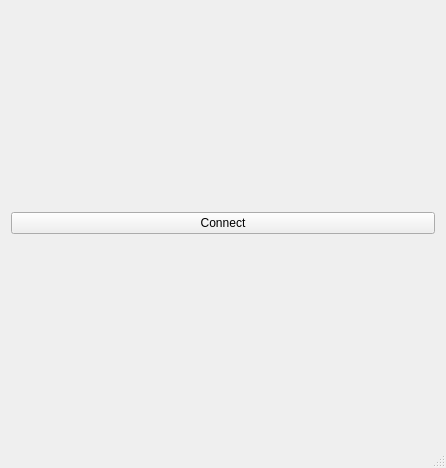
Qt form mainwindow.ui (kutegram/client) before a commit.
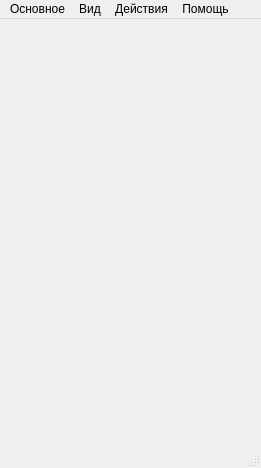
The same form after that commit.

```diff
--- a/mainwindow.ui
+++ b/mainwindow.ui
@@ -6,7 +6,7 @@
    <rect>
     <x>0</x>
     <y>0</y>
-    <width>446</width>
+    <width>261</width>
     <height>468</height>
    </rect>
   </property>
@@ -14,25 +14,44 @@
    <string>MainWindow</string>
   </property>
   <widget class="QWidget" name="centralWidget">
-   <layout class="QVBoxLayout" name="verticalLayout">
-    <item>
-     <widget class="QPushButton" name="connectButton">
-      <property name="text">
-       <string>Connect</string>
-      </property>
-     </widget>
-    </item>
-   </layout>
+   <layout class="QVBoxLayout" name="verticalLayout"/>
   </widget>
   <widget class="QMenuBar" name="menuBar">
    <property name="geometry">
     <rect>
      <x>0</x>
      <y>0</y>
-     <width>446</width>
+     <width>261</width>
      <height>20</height>
     </rect>
    </property>
+   <widget class="QMenu" name="menu">
+    <property name="title">
+     <string>Основное</string>
+    </property>
+    <addaction name="loginAction"/>
+    <addaction name="separator"/>
+    <addaction name="action_3"/>
+   </widget>
+   <widget class="QMenu" name="menu_2">
+    <property name="title">
+     <string>Действия</string>
+    </property>
+   </widget>
+   <widget class="QMenu" name="menu_3">
+    <property name="title">
+     <string>Помощь</string>
+    </property>
+   </widget>
+   <widget class="QMenu" name="menu_4">
+    <property name="title">
+     <string>Вид</string>
+    </property>
+   </widget>
+   <addaction name="menu"/>
+   <addaction name="menu_4"/>
+   <addaction name="menu_2"/>
+   <addaction name="menu_3"/>
   </widget>
   <widget class="QStatusBar" name="statusBar"/>
  </widget>
```
Left out of the diff: 26 changed lines with no effect on the pictures.
